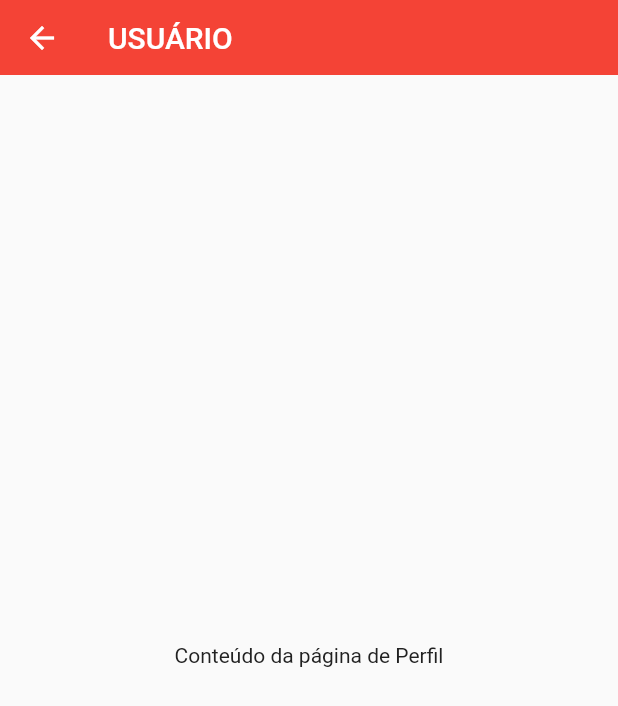
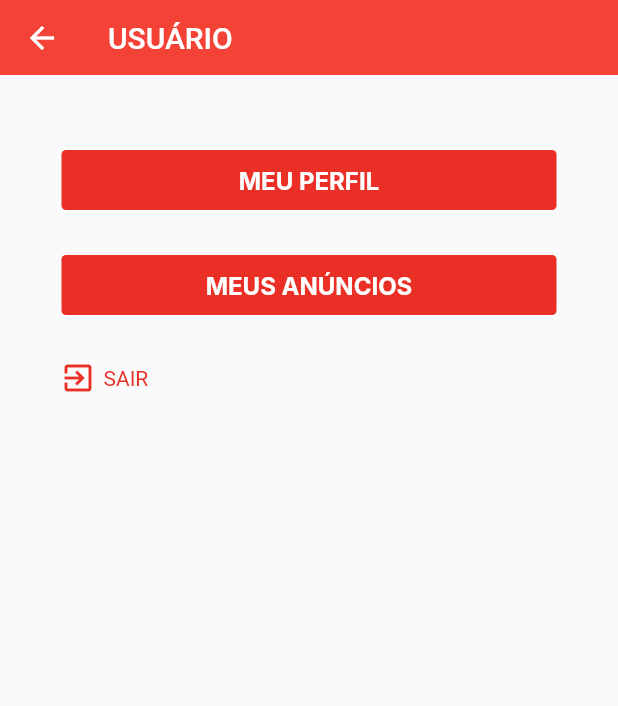
Before and after one commit to rayllander/melancia_express, a Flutter app: the ProfilePage screen opened by its route, on a phone screen of 412 x 824 dp. Shown: the top 706 px of the screen. Run offline on Flutter 3.47's test engine with Material 2 defaults, Android fonts, the phone set to English and light mode, and no system bars; Roboto replaces fonts that are missing (Inter).

Commit message:
Tela de usuario e alterações na tela de anuncio

```diff
--- a/lib/view/components/my_PhotoField.dart
+++ b/lib/view/components/my_PhotoField.dart
@@ -9,9 +9,11 @@ class PhotoField extends StatelessWidget {
   Widget build(BuildContext context) {
     return GestureDetector(
       onTap: onTap,
+      child: ClipRRect(
+        borderRadius: BorderRadius.circular(5), // Valor para a borda arredondada
         child: Container(
           width: 120,
-        height: 100,
+          height: 105,
           decoration: BoxDecoration(
             border: Border.all(
               color: Color(0xFFBEBDBD), // Cor da borda semelhante ao TextField
@@ -20,6 +22,7 @@ class PhotoField extends StatelessWidget {
           ),
           child: Icon(Icons.camera_alt, size: 60, color: Colors.grey[600]),
         ),
+      ),
     );
   }
 }
--- a/lib/view/components/my_textfield.dart
+++ b/lib/view/components/my_textfield.dart
@@ -16,7 +16,7 @@ class MyTextField extends StatelessWidget {
   Widget build(BuildContext context) {
     return Container(
       height: 40,
-      width: 270,
+      width: 400,
       child: TextField(
         textAlign: TextAlign.center,
         controller: controller,
--- a/lib/view/pages/profile_page.dart
+++ b/lib/view/pages/profile_page.dart
@@ -1,15 +1,55 @@
 import 'package:flutter/material.dart';
 import 'package:melancia_express/view/components/my_appbar.dart';
+import 'package:melancia_express/view/components/my_button.dart';
 
 class ProfilePage extends StatelessWidget {
-  ProfilePage({super.key});
-
   @override
   Widget build(BuildContext context) {
     return Scaffold(
-      appBar: MyAppBar(title: 'USUÁRIO'), // Usar o MyAppBar personalizado
-      body: Center(
-        child: Text('Conteúdo da página de Perfil'),
+      appBar: MyAppBar(title: 'USUÁRIO'),
+      body: Padding(
+        padding: EdgeInsets.only(top: 50), // Adiciona espaço acima da Column (ajuste conforme necessário)
+        child: Center(
+          child: Column(
+            mainAxisAlignment: MainAxisAlignment.start,
+            crossAxisAlignment: CrossAxisAlignment.center,
+            children: [
+              Container(
+                width: 330, // Largura desejada para os botões
+                child: MyButton(
+                  buttonText: 'MEU PERFIL',
+                  onTapButton: () {},
+                ),
+              ),
+              SizedBox(height: 30), // Adiciona um espaço de 30 de altura entre os botões
+              Container(
+                width: 330, // Largura desejada para os botões
+                child: MyButton(
+                  buttonText: 'MEUS ANÚNCIOS',
+                  onTapButton: () {},
+                ),
+              ),
+              SizedBox(height: 30), // Adiciona um espaço de 30 de altura entre os botões e o ícone + texto
+              GestureDetector(
+                onTap: () {
+                  // Ação quando clicar no botão de sair
+                  // Por exemplo: adicionar a lógica para sair do aplicativo
+                },
+                child: Padding(
+                  padding: EdgeInsets.only(left: 40), // Define a distância da borda esquerda
+                  child: Row(
+                    mainAxisAlignment: MainAxisAlignment.start, // Alinha os elementos à esquerda
+                    children: [
+                      Icon(Icons.exit_to_app, color: Color(0xFFEA3026)), // Ícone de saída
+                      SizedBox(width: 5), // Espaço entre o ícone e o texto
+                      Text('SAIR', style: TextStyle(color: Color(0xFFEA3026))), // Texto 'SAIR'
+                    ],
+                  ),
+                ),
+              ),
+            ],
+          ),
+        ),
       ),
     );
   }
```
Also changed, not shown: lib/view/pages/announcement_page.dart (+10 -8 lines), lib/view/pages/forgot_page.dart (+16 -15 lines), lib/view/pages/login_page.dart (+16 -12 lines), lib/view/pages/register_page.dart (+30 -23 lines). Lines whose indentation alone changed are shown as unchanged.
